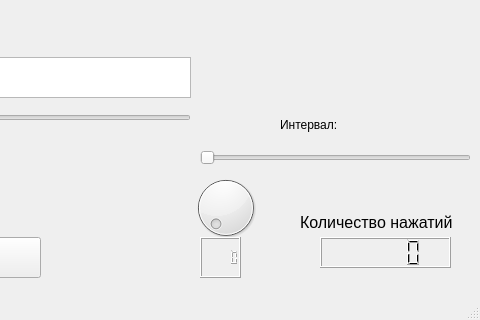
Before: the Qt Designer form mainwindow.ui in tomyqg/topaz-m, drawn with Qt 5; both pictures show x 800 to 1280 and y 480 to 800 of the 1280 by 800 pixel window.
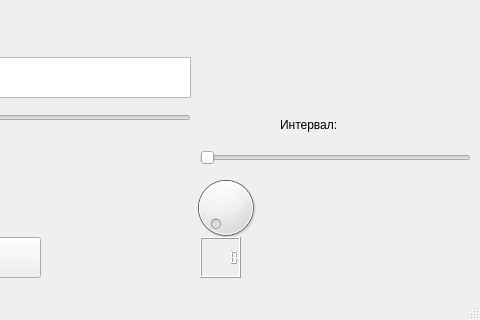
After: the same form once the commit is applied. Icons and pictures are not drawn. Custom widgets are drawn as their Qt base class.

The edit to the form file:
```diff
--- a/mainwindow.ui
+++ b/mainwindow.ui
@@ -193,40 +193,6 @@
      <string>20</string>
     </property>
    </widget>
-   <widget class="QLCDNumber" name="lcdNumber_2">
-    <property name="geometry">
-     <rect>
-      <x>1120</x>
-      <y>700</y>
-      <width>131</width>
-      <height>31</height>
-     </rect>
-    </property>
-    <property name="focusPolicy">
-     <enum>Qt::ClickFocus</enum>
-    </property>
-   </widget>
-   <widget class="QLabel" name="label_8">
-    <property name="geometry">
-     <rect>
-      <x>1100</x>
-      <y>670</y>
-      <width>191</width>
-      <height>31</height>
-     </rect>
-    </property>
-    <property name="font">
-     <font>
-      <pointsize>12</pointsize>
-     </font>
-    </property>
-    <property name="focusPolicy">
-     <enum>Qt::ClickFocus</enum>
-    </property>
-    <property name="text">
-     <string>Количество нажатий</string>
-    </property>
-   </widget>
    <widget class="QSlider" name="horizontalSlider_2">
     <property name="geometry">
      <rect>
```
